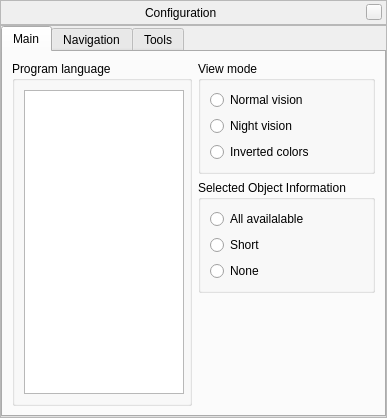
This is src/gui/configurationDialog.ui in 519984307/stellarium_src as Qt 5 draws it before an edit. The edited form follows.
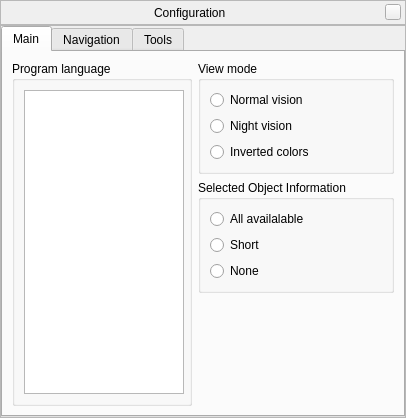
This is the edited form. Custom widgets are drawn as their Qt base class.

Commit message: Made flip button toggle work.

Patch:
```diff
--- a/src/gui/configurationDialog.ui
+++ b/src/gui/configurationDialog.ui
@@ -5,7 +5,7 @@
    <rect>
     <x>0</x>
     <y>0</y>
-    <width>365</width>
+    <width>406</width>
     <height>418</height>
    </rect>
   </property>
@@ -154,7 +154,7 @@
           <rect>
            <x>0</x>
            <y>0</y>
-           <width>357</width>
+           <width>398</width>
            <height>362</height>
           </rect>
          </property>
```
Left out of the diff: 4 changed lines with no effect on the pictures. The commit also changes 3 other files.
